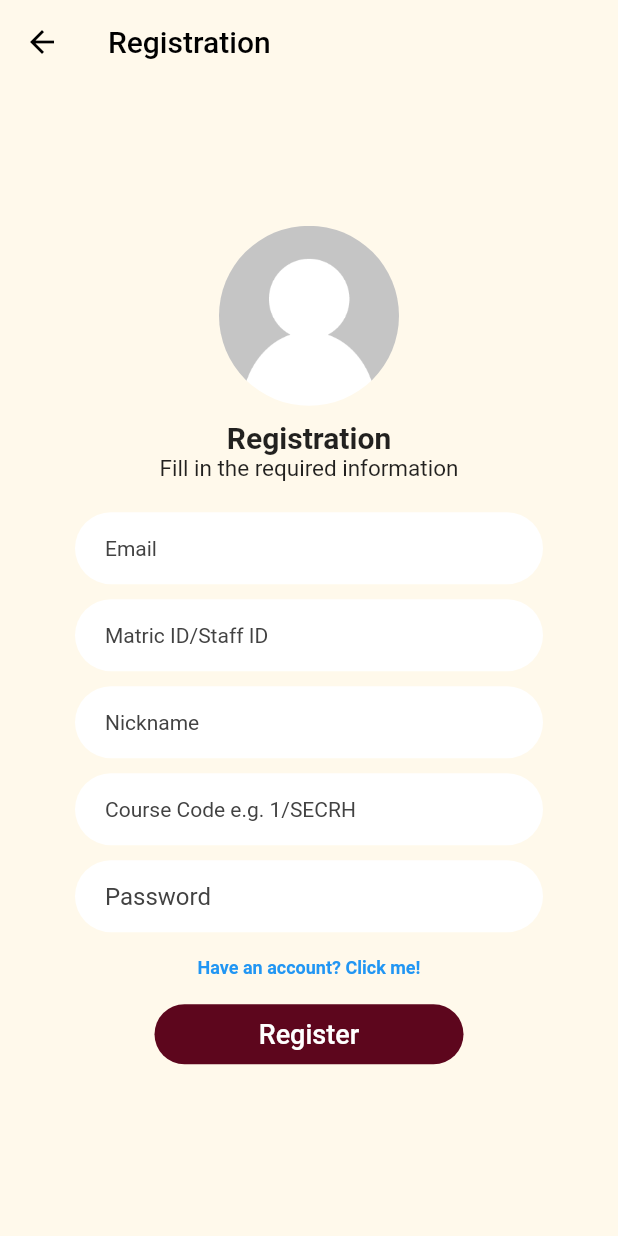
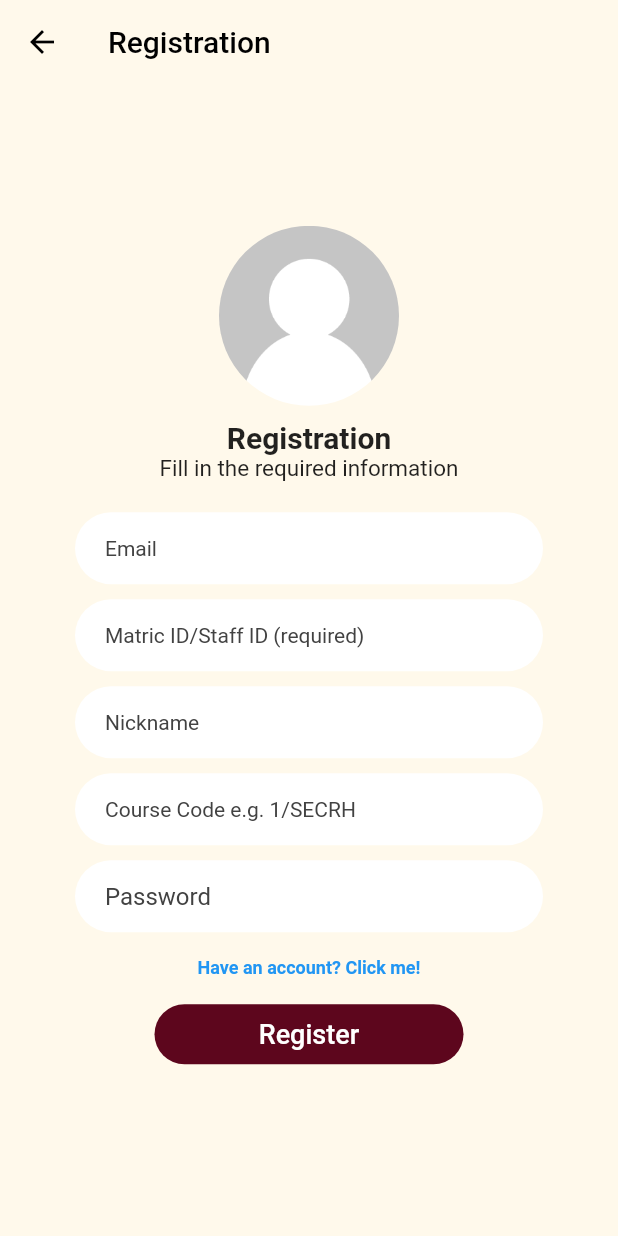
Before and after one commit to Loximity-oss/UTM-Study-Planner, a Flutter app: the registerPage screen opened directly, on a phone screen of 412 x 824 dp. Run offline on Flutter 3.47's test engine with Material 2 defaults, Android fonts, the phone set to English and light mode, and no system bars; our stand-ins replace email_validator, flutter_local_notifications, font_awesome_flutter, hive, hive_flutter, introduction_screen and 2 more; missing offline and left inert: mysql_client; accounts and stored records are empty; project files that could hold a hidden picture were left out.

Commit message:
SP2 Sprint Adjustments (Part 1)

```diff
--- a/utmstudyplanner_mobile/lib/views/home/profile.dart
+++ b/utmstudyplanner_mobile/lib/views/home/profile.dart
@@ -191,6 +191,8 @@ class _profilePageState extends State<profilePage> {
                                       return 'Please enter a nickname.';
                                     } else if (nicknameCheck == box.get('nickname')){
                                       return 'Nickname cannot be similar.';
+                                    } else if (nicknameCheck.trim().length > 10){
+                                      return 'Nickname too long. Max 10 chars.';
                                     } else {
                                       return null;
                                     }
--- a/utmstudyplanner_mobile/lib/views/register.dart
+++ b/utmstudyplanner_mobile/lib/views/register.dart
@@ -169,7 +169,7 @@ class _registerPageState extends State<registerPage> {
                                 ),
                                 filled: true,
                                 hintStyle: TextStyle(color: Colors.grey[800]),
-                                hintText: "Matric ID/Staff ID",
+                                hintText: "Matric ID/Staff ID (required)",
                                 fillColor: Colors.white),
                           ),
 
```
